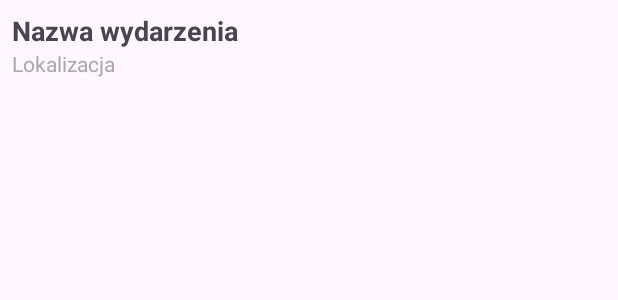
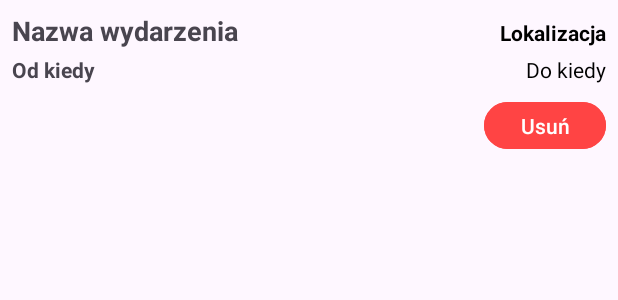
Before and after one commit to wrobel546/RoadPro---Mobile-App, an Android app: the layout item_event.xml on its own in the app's theme, with its tools: preview values and no code run, on a phone screen of 412 x 824 dp. Shown: the top 300 px of the screen. Run offline under Robolectric (Android 15) with nearby library versions, the phone set to English and light mode, and no system bars.

Commit message:
Usuwanie eventow

```diff
--- a/app/src/main/res/layout/item_event.xml
+++ b/app/src/main/res/layout/item_event.xml
@@ -5,20 +5,74 @@
     android:orientation="vertical"
     android:padding="8dp">
 
+    <!-- Nazwa wydarzenia i lokalizacja w jednej linii -->
+    <LinearLayout
+        android:layout_width="match_parent"
+        android:layout_height="wrap_content"
+        android:orientation="horizontal"
+        android:weightSum="2">
+
         <TextView
             android:id="@+id/eventNameTextView"
-        android:layout_width="match_parent"
+            android:layout_width="0dp"
             android:layout_height="wrap_content"
+            android:layout_weight="1"
             android:text="Nazwa wydarzenia"
             android:textSize="18sp"
-        android:textStyle="bold" />
+            android:textStyle="bold"
+            android:gravity="start" />
 
         <TextView
             android:id="@+id/eventLocationTextView"
+            android:layout_width="0dp"
+            android:layout_height="wrap_content"
+            android:layout_weight="1"
+            android:text="Lokalizacja"
+            android:textColor="@android:color/black"
+            android:textSize="14sp"
+            android:textStyle="bold"
+            android:gravity="end" />
+    </LinearLayout>
+
+    <!-- Data rozpoczęcia i zakończenia -->
+    <LinearLayout
         android:layout_width="match_parent"
         android:layout_height="wrap_content"
-        android:text="Lokalizacja"
+        android:orientation="horizontal"
+        android:layout_marginTop="4dp"
+        android:weightSum="2">
+
+        <TextView
+            android:id="@+id/eventFrom"
+            android:layout_width="0dp"
+            android:layout_height="wrap_content"
+            android:layout_weight="1"
+            android:text="Od kiedy"
             android:textSize="14sp"
-        android:textColor="@android:color/darker_gray" />
+            android:textStyle="bold"
+            android:gravity="start" />
 
+        <TextView
+            android:id="@+id/eventTo"
+            android:layout_width="0dp"
+            android:layout_height="wrap_content"
+            android:layout_weight="1"
+            android:text="Do kiedy"
+            android:textColor="@android:color/black"
+            android:textSize="14sp"
+            android:gravity="end" />
     </LinearLayout>
+
+    <!-- Przycisk usuwania -->
+    <Button
+        android:id="@+id/deleteButton"
+        android:layout_width="wrap_content"
+        android:layout_height="wrap_content"
+        android:text="Usuń"
+        android:textColor="@android:color/white"
+        android:backgroundTint="@android:color/holo_red_light"
+        android:layout_gravity="end"
+        android:layout_marginTop="8dp"
+        android:minWidth="0dp"
+        android:minHeight="0dp" />
+</LinearLayout>
```
Also changed, not shown: app/src/main/java/com/example/roadpro/CalendarFragment.kt (+73 -34 lines), app/src/main/java/com/example/roadpro/EventAdapter.kt (+24 -3 lines). Lines whose indentation alone changed are shown as unchanged.
